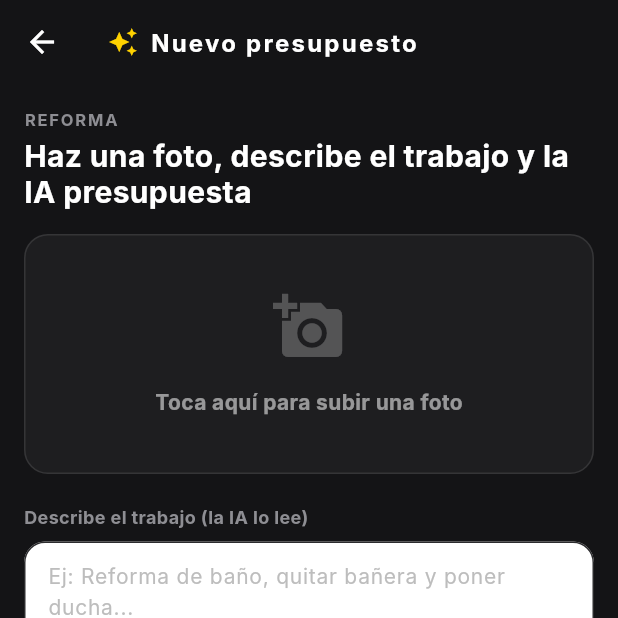
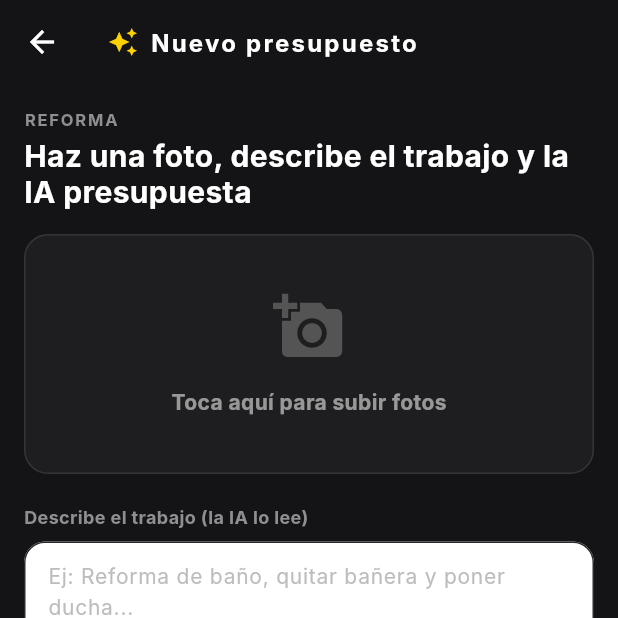
Before and after one commit to eduardovt99-code/Nexussolutions, a Flutter app: the AIBudgetScreen screen opened directly, on a phone screen of 412 x 824 dp, the top half of it. Run offline on Flutter 3.47's test engine with Material 3 defaults, Android fonts, the light colour scheme and no system bars; our stand-ins replace cloud_firestore, firebase_auth, firebase_core, image_picker, shared_preferences; accounts and stored records are empty; Roboto replaces fonts that are missing (Inter).

Commit message:
feat: add buttons to append or clear photos in AI generator

```diff
--- a/lib/demo_version.dart
+++ b/lib/demo_version.dart
@@ -1,5 +1,5 @@
 /// Incrementar en cada release publicada para forzar recarga de demo en web.
 class DemoVersion {
-  static const String build = '75';
-  static const String label = 'Demo v75';
+  static const String build = '76';
+  static const String label = 'Demo v76';
 }
--- a/lib/screens/ai_budget_screen.dart
+++ b/lib/screens/ai_budget_screen.dart
@@ -93,7 +93,7 @@ class _AIBudgetScreenState extends State<AIBudgetScreen>
   Future<void> _pickImage() async {
     final pickedFiles = await _picker.pickMultiImage(maxWidth: 1024, maxHeight: 1024);
     if (pickedFiles.isNotEmpty) {
-      List<Uint8List> bytesList = [];
+      List<Uint8List> bytesList = List.from(_imgBytesList);
       for (var f in pickedFiles) {
         bytesList.add(await f.readAsBytes());
       }
@@ -371,7 +371,7 @@ Responde solo con el JSON.''';
                         const SizedBox(height: 16),
                         Text('${_imgBytesList.length} foto${_imgBytesList.length > 1 ? "s" : ""} cargada${_imgBytesList.length > 1 ? "s" : ""} correctamente', style: const TextStyle(color: AppTheme.successGreen, fontSize: 14, fontWeight: FontWeight.bold)),
                         const SizedBox(height: 4),
-                        const Text('Toca para cambiar las fotos', style: TextStyle(color: Colors.white30, fontSize: 11)),
+                        const Text('Toca para añadir más fotos', style: TextStyle(color: Colors.white30, fontSize: 11)),
                       ],
                     )
                   : const Column(
@@ -379,12 +379,46 @@ Responde solo con el JSON.''';
                       children: [
                         Icon(Icons.add_a_photo, size: 48, color: Colors.white24),
                         SizedBox(height: 16),
-                        Text('Toca aquí para subir una foto', style: TextStyle(color: Colors.white54, fontSize: 14, fontWeight: FontWeight.bold)),
+                        Text('Toca aquí para subir fotos', style: TextStyle(color: Colors.white54, fontSize: 14, fontWeight: FontWeight.bold)),
                       ],
                     ),
               ),
             ),
           ),
+          if (_imgBytesList.isNotEmpty) ...[
+            const SizedBox(height: 12),
+            Row(
+              children: [
+                Expanded(
+                  child: OutlinedButton.icon(
+                    icon: const Icon(Icons.add_photo_alternate, size: 18),
+                    label: const Text('Añadir más', style: TextStyle(fontWeight: FontWeight.bold)),
+                    style: OutlinedButton.styleFrom(
+                      foregroundColor: AppTheme.brandYellow,
+                      side: BorderSide(color: AppTheme.brandYellow.withValues(alpha: 0.5)),
+                      shape: RoundedRectangleBorder(borderRadius: BorderRadius.circular(10)),
+                      padding: const EdgeInsets.symmetric(vertical: 12),
+                    ),
+                    onPressed: _pickImage,
+                  ),
+                ),
+                const SizedBox(width: 12),
+                Expanded(
+                  child: OutlinedButton.icon(
+                    icon: const Icon(Icons.delete_outline, size: 18),
+                    label: const Text('Borrar todas', style: TextStyle(fontWeight: FontWeight.bold)),
+                    style: OutlinedButton.styleFrom(
+                      foregroundColor: Colors.redAccent,
+                      side: BorderSide(color: Colors.redAccent.withValues(alpha: 0.5)),
+                      shape: RoundedRectangleBorder(borderRadius: BorderRadius.circular(10)),
+                      padding: const EdgeInsets.symmetric(vertical: 12),
+                    ),
+                    onPressed: () => setState(() => _imgBytesList.clear()),
+                  ),
+                ),
+              ],
+            ),
+          ],
 
           const SizedBox(height: 20),
           const Text('Describe el trabajo (la IA lo lee)', style: TextStyle(color: AppTheme.textSecondary, fontSize: 12, fontWeight: FontWeight.bold)),
```
